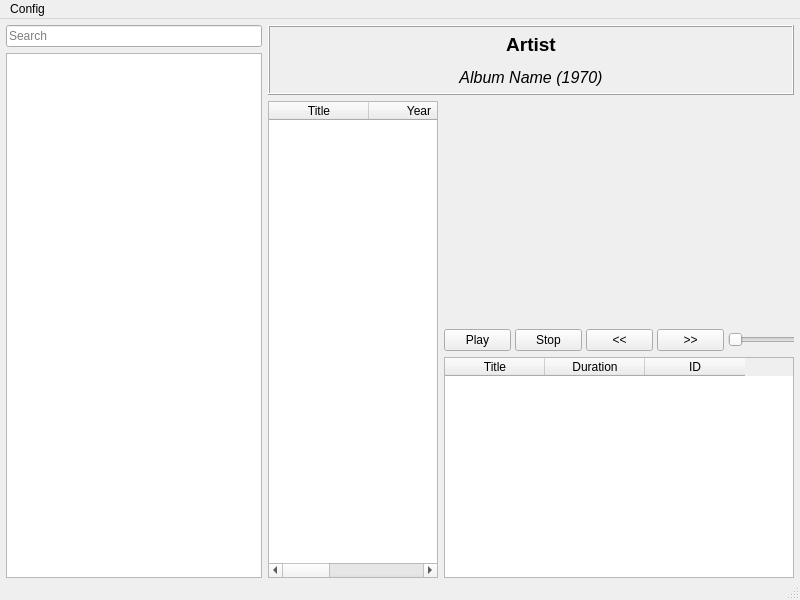
Qt form qt/mainwindow.ui (myrrkel/pyzik) before a commit.
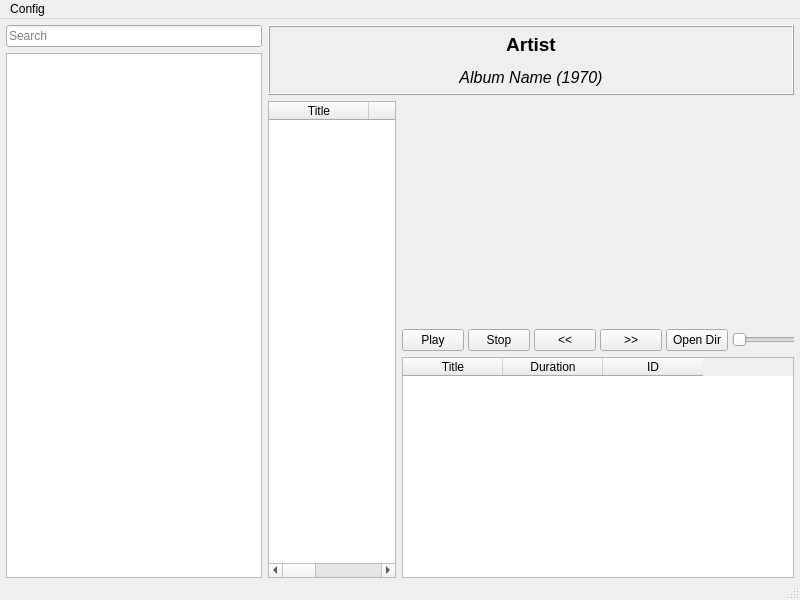
The same form after that commit.

The edit to the form file:
```diff
--- a/qt/mainwindow.ui
+++ b/qt/mainwindow.ui
@@ -396,6 +396,13 @@
                     </property>
                    </widget>
                   </item>
+                  <item>
+                   <widget class="QPushButton" name="openDirButton">
+                    <property name="text">
+                     <string>Open Dir</string>
+                    </property>
+                   </widget>
+                  </item>
                   <item>
                    <widget class="QSlider" name="volumeSlider">
                     <property name="minimumSize">
```
Left out of the diff: 11 changed lines with no effect on the pictures.
